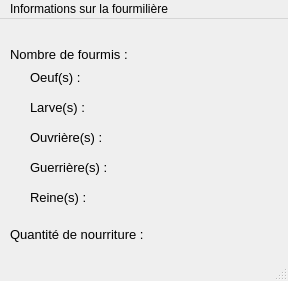
Old version of the form Fourmis/anthillstatus.ui in the repository S-HENR/Projet_LP73.
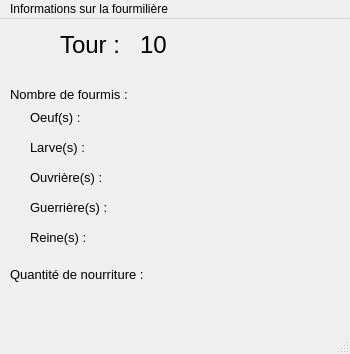
New version of the form.

Commit message: number of current round added

Patch:
```diff
--- a/Fourmis/anthillstatus.ui
+++ b/Fourmis/anthillstatus.ui
@@ -6,8 +6,8 @@
    <rect>
     <x>0</x>
     <y>0</y>
-    <width>288</width>
-    <height>281</height>
+    <width>350</width>
+    <height>354</height>
    </rect>
   </property>
   <property name="windowTitle">
@@ -18,7 +18,7 @@
     <property name="geometry">
      <rect>
       <x>10</x>
-      <y>20</y>
+      <y>60</y>
       <width>121</width>
       <height>31</height>
      </rect>
@@ -36,7 +36,7 @@
     <property name="geometry">
      <rect>
       <x>170</x>
-      <y>20</y>
+      <y>60</y>
       <width>71</width>
       <height>31</height>
      </rect>
@@ -57,7 +57,7 @@
     <property name="geometry">
      <rect>
       <x>10</x>
-      <y>200</y>
+      <y>240</y>
       <width>141</width>
       <height>31</height>
      </rect>
@@ -75,7 +75,7 @@
     <property name="geometry">
      <rect>
       <x>170</x>
-      <y>200</y>
+      <y>240</y>
       <width>71</width>
       <height>31</height>
      </rect>
@@ -96,7 +96,7 @@
     <property name="geometry">
      <rect>
       <x>30</x>
-      <y>80</y>
+      <y>120</y>
       <width>61</width>
       <height>16</height>
      </rect>
@@ -114,7 +114,7 @@
     <property name="geometry">
      <rect>
       <x>30</x>
-      <y>110</y>
+      <y>150</y>
       <width>81</width>
       <height>16</height>
      </rect>
@@ -132,7 +132,7 @@
     <property name="geometry">
      <rect>
       <x>30</x>
-      <y>140</y>
+      <y>180</y>
       <width>81</width>
       <height>16</height>
      </rect>
@@ -150,7 +150,7 @@
     <property name="geometry">
      <rect>
       <x>120</x>
-      <y>70</y>
+      <y>110</y>
       <width>91</width>
       <height>31</height>
      </rect>
@@ -171,7 +171,7 @@
     <property name="geometry">
      <rect>
       <x>120</x>
-      <y>100</y>
+      <y>140</y>
       <width>91</width>
       <height>31</height>
      </rect>
@@ -192,7 +192,7 @@
     <property name="geometry">
      <rect>
       <x>120</x>
-      <y>130</y>
+      <y>170</y>
       <width>91</width>
       <height>31</height>
      </rect>
@@ -213,7 +213,7 @@
     <property name="geometry">
      <rect>
       <x>120</x>
-      <y>40</y>
+      <y>80</y>
       <width>91</width>
       <height>31</height>
      </rect>
@@ -234,7 +234,7 @@
     <property name="geometry">
      <rect>
       <x>30</x>
-      <y>50</y>
+      <y>90</y>
       <width>81</width>
       <height>16</height>
      </rect>
@@ -252,7 +252,7 @@
     <property name="geometry">
      <rect>
       <x>120</x>
-      <y>160</y>
+      <y>200</y>
       <width>91</width>
       <height>31</height>
      </rect>
@@ -273,7 +273,7 @@
     <property name="geometry">
      <rect>
       <x>30</x>
-      <y>170</y>
+      <y>210</y>
       <width>81</width>
       <height>16</height>
      </rect>
@@ -287,13 +287,49 @@
      <string>Reine(s) : </string>
     </property>
    </widget>
+   <widget class="QLabel" name="label_8">
+    <property name="geometry">
+     <rect>
+      <x>60</x>
+      <y>10</y>
+      <width>71</width>
+      <height>31</height>
+     </rect>
+    </property>
+    <property name="font">
+     <font>
+      <pointsize>18</pointsize>
+     </font>
+    </property>
+    <property name="text">
+     <string>Tour :</string>
+    </property>
+   </widget>
+   <widget class="QLabel" name="label_nb_round">
+    <property name="geometry">
+     <rect>
+      <x>140</x>
+      <y>10</y>
+      <width>151</width>
+      <height>31</height>
+     </rect>
+    </property>
+    <property name="font">
+     <font>
+      <pointsize>18</pointsize>
+     </font>
+    </property>
+    <property name="text">
+     <string>10</string>
+    </property>
+   </widget>
   </widget>
   <widget class="QMenuBar" name="menubar">
    <property name="geometry">
     <rect>
      <x>0</x>
      <y>0</y>
-     <width>288</width>
+     <width>350</width>
      <height>20</height>
     </rect>
    </property>
```
The commit also changes 4 other files.
